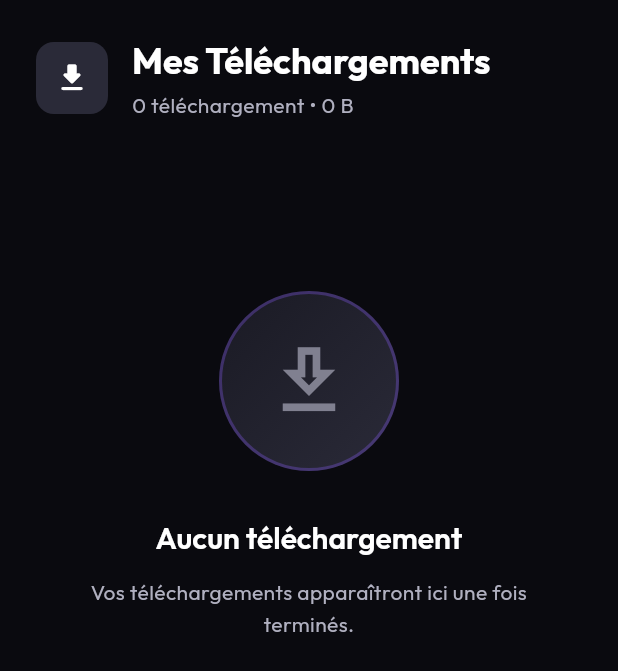
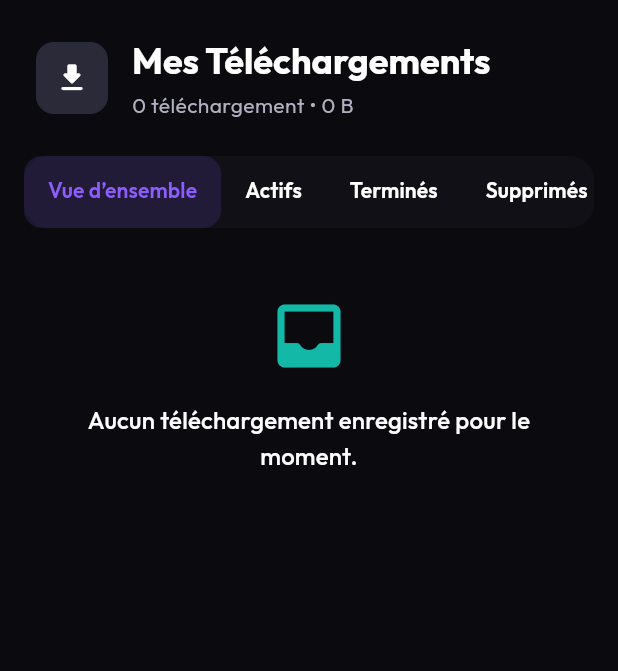
Before and after one commit to Starland9/LandFlix, a Flutter app: the DownloadsScreen screen opened by its route, on a phone screen of 412 x 824 dp. Shown: the top 671 px of the screen. Run offline on Flutter 3.47's test engine with Material 3 defaults, Android fonts, the light colour scheme and no system bars; our stand-ins replace auto_route, bloc, dio, equatable, flutter_bloc, google_fonts and 2 more; missing offline and left inert: background_downloader, uqload_downloader_dart; accounts and stored records are empty.

Commit message:
feat: Refactor l'écran des téléchargements pour intégrer une vue d'ensemble et des listes de téléchargements actifs, terminés et supprimés

```diff
--- /dev/null
+++ b/lib/src/logic/models/active_download_info.dart
@@ -0,0 +1,44 @@
+import 'package:background_downloader/background_downloader.dart' as bd;
+import 'package:uqload_downloader_dart/uqload_downloader_dart.dart';
+
+/// Modèle décrivant un téléchargement en cours géré par background_downloader.
+class ActiveDownloadInfo {
+  final String url;
+  final String title;
+  final double progress;
+  final bd.TaskStatus status;
+  final String? taskId;
+  final VideoInfo? videoInfo;
+  final bd.DownloadTask task;
+
+  const ActiveDownloadInfo({
+    required this.url,
+    required this.title,
+    required this.progress,
+    required this.status,
+    required this.taskId,
+    required this.videoInfo,
+    required this.task,
+  });
+
+  /// Crée une copie modifiée de l’instance.
+  ActiveDownloadInfo copyWith({
+    String? url,
+    String? title,
+    double? progress,
+    bd.TaskStatus? status,
+    String? taskId,
+    VideoInfo? videoInfo,
+    bd.DownloadTask? task,
+  }) {
+    return ActiveDownloadInfo(
+      url: url ?? this.url,
+      title: title ?? this.title,
+      progress: progress ?? this.progress,
+      status: status ?? this.status,
+      taskId: taskId ?? this.taskId,
+      videoInfo: videoInfo ?? this.videoInfo,
+      task: task ?? this.task,
+    );
+  }
+}
--- /dev/null
+++ b/lib/src/screens/downloads/components/downloads_overview_view.dart
@@ -0,0 +1,114 @@
+import 'package:flutter/material.dart';
+import 'package:french_stream_downloader/src/logic/models/download_item.dart';
+import 'package:french_stream_downloader/src/screens/downloads/components/active_download_card.dart';
+import 'package:french_stream_downloader/src/screens/downloads/components/download_card.dart';
+import 'package:french_stream_downloader/src/screens/downloads/components/section_header.dart';
+import 'package:french_stream_downloader/src/logic/models/active_download_info.dart';
+
+/// Vue d’ensemble mixant téléchargements actifs, terminés et supprimés.
+class DownloadsOverviewView extends StatelessWidget {
+  final List<ActiveDownloadInfo> activeDownloads;
+  final List<DownloadItem> completedDownloads;
+  final List<DownloadItem> deletedDownloads;
+  final ValueChanged<ActiveDownloadInfo> onCancelActive;
+  final ValueChanged<ActiveDownloadInfo>? onTogglePause;
+  final ValueChanged<DownloadItem> onOpenDownload;
+  final ValueChanged<DownloadItem> onDeleteDownload;
+
+  const DownloadsOverviewView({
+    super.key,
+    required this.activeDownloads,
+    required this.completedDownloads,
+    required this.deletedDownloads,
+    required this.onCancelActive,
+    required this.onOpenDownload,
+    required this.onDeleteDownload,
+    this.onTogglePause,
+  });
+
+  @override
+  Widget build(BuildContext context) {
+    return ListView(
+      physics: const AlwaysScrollableScrollPhysics(),
+      padding: EdgeInsets.zero,
+      children: [
+        if (activeDownloads.isNotEmpty) ...[
+          SectionHeader(
+            title: 'Téléchargements en cours',
+            count: activeDownloads.length,
+          ),
+          ...activeDownloads.map(
+            (download) => ActiveDownloadCard(
+              url: download.url,
+              status: download.status,
+              progress: download.progress,
+              title: download.title,
+              onCancel: () => onCancelActive(download),
+              onTogglePause: onTogglePause == null
+                  ? null
+                  : () => onTogglePause!(download),
+            ),
+          ),
+        ],
+        if (completedDownloads.isNotEmpty) ...[
+          SectionHeader(
+            title: 'Téléchargements terminés',
+            count: completedDownloads.length,
+          ),
+          ...completedDownloads.map(
+            (download) => DownloadCard(
+              download: download,
+              onOpen: () => onOpenDownload(download),
+              onDelete: () => onDeleteDownload(download),
+            ),
+          ),
+        ],
+        if (deletedDownloads.isNotEmpty) ...[
+          SectionHeader(
+            title: 'Téléchargements supprimés',
+            count: deletedDownloads.length,
+          ),
+          ...deletedDownloads.map(
+            (download) => DownloadCard(
+              download: download,
+              onOpen: () => onOpenDownload(download),
+              onDelete: () => onDeleteDownload(download),
+            ),
+          ),
+        ],
+        if (activeDownloads.isEmpty &&
+            completedDownloads.isEmpty &&
+            deletedDownloads.isEmpty)
+          const _OverviewEmptyState(),
+        const SizedBox(height: 24),
+      ],
+    );
+  }
+}
+
+class _OverviewEmptyState extends StatelessWidget {
+  const _OverviewEmptyState();
+
+  @override
+  Widget build(BuildContext context) {
+    return Padding(
+      padding: const EdgeInsets.all(32),
+      child: Column(
+        mainAxisSize: MainAxisSize.min,
+        children: [
+          Icon(
+            Icons.inbox_rounded,
+            size: 56,
+            color: Theme.of(context).colorScheme.secondary,
+          ),
+          const SizedBox(height: 16),
+          Text(
+            "Aucun téléchargement enregistré pour le moment.",
+            style: Theme.of(context).textTheme.titleMedium,
+            textAlign: TextAlign.center,
+          ),
+        ],
+      ),
+    );
+  }
+}
--- a/lib/src/screens/downloads/downloads_screen.dart
+++ b/lib/src/screens/downloads/downloads_screen.dart
@@ -4,16 +4,16 @@ import 'dart:developer' as dev;
 import 'package:auto_route/annotations.dart';
 import 'package:background_downloader/background_downloader.dart' as bd;
 import 'package:flutter/material.dart';
+import 'package:french_stream_downloader/src/logic/models/active_download_info.dart';
 import 'package:french_stream_downloader/src/logic/models/download_item.dart';
 import 'package:french_stream_downloader/src/logic/services/download_manager.dart';
 import 'package:french_stream_downloader/src/logic/services/download_stream_service.dart';
 import 'package:french_stream_downloader/src/logic/services/uqload_download_service.dart';
-import 'package:french_stream_downloader/src/screens/downloads/components/active_download_card.dart';
-import 'package:french_stream_downloader/src/screens/downloads/components/download_card.dart';
+import 'package:french_stream_downloader/src/screens/downloads/components/active_downloads_list.dart';
+import 'package:french_stream_downloader/src/screens/downloads/components/download_items_list.dart';
 import 'package:french_stream_downloader/src/screens/downloads/components/downloads_header.dart';
-import 'package:french_stream_downloader/src/screens/downloads/components/empty_state.dart';
+import 'package:french_stream_downloader/src/screens/downloads/components/downloads_overview_view.dart';
 import 'package:french_stream_downloader/src/screens/downloads/components/loading_state.dart';
-import 'package:french_stream_downloader/src/screens/downloads/components/section_header.dart';
 import 'package:uqload_downloader_dart/uqload_downloader_dart.dart';
 
 @RoutePage()
@@ -28,47 +28,35 @@ class _DownloadsScreenState extends State<DownloadsScreen>
     with SingleTickerProviderStateMixin {
   late final DownloadManager _downloadManager;
   late final StreamSubscription<bd.TaskUpdate> _downloadSubscription;
-  late final AnimationController _emptyAnimationController;
-  late final Animation<double> _emptyFadeAnimation;
+  late final TabController _tabController;
 
-  final Map<String, _ActiveDownloadInfo> _activeDownloads = {};
+  final Map<String, ActiveDownloadInfo> _activeDownloads = {};
   final Map<String, VideoInfo> _videoInfoCache = {};
   final Map<String, Future<VideoInfo?>> _videoInfoRequests = {};
 
   bool _isLoading = true;
-  bool _isEmpty = false;
 
   @override
   void initState() {
     super.initState();
     _downloadManager = DownloadManager.instance;
+    _tabController = TabController(length: 4, vsync: this);
 
-    _emptyAnimationController = AnimationController(
-      vsync: this,
-      duration: const Duration(milliseconds: 500),
-    );
-    _emptyFadeAnimation = CurvedAnimation(
-      parent: _emptyAnimationController,
-      curve: Curves.easeInOut,
-    );
-
-    _downloadManager.downloadsNotifier.addListener(_updateEmptyState);
     _downloadSubscription = DownloadStreamService.instance.updates.listen(
       _handleTaskUpdate,
     );
 
     _loadInitialData();
-    WidgetsBinding.instance.addPostFrameCallback((_) => _updateEmptyState());
   }
 
   @override
   void dispose() {
-    _downloadManager.downloadsNotifier.removeListener(_updateEmptyState);
     _downloadSubscription.cancel();
-    _emptyAnimationController.dispose();
+    _tabController.dispose();
     super.dispose();
   }
 
+  /// Charge l'état initial du gestionnaire et synchronise les tâches actives.
   Future<void> _loadInitialData() async {
     setState(() {
       _isLoading = true;
@@ -82,16 +70,15 @@ class _DownloadsScreenState extends State<DownloadsScreen>
     setState(() {
       _isLoading = false;
     });
-
-    _updateEmptyState();
   }
 
+  /// Synchronise les tâches en cours depuis le plugin natif.
   Future<void> _syncActiveDownloads() async {
     try {
       final tasks = await bd.FileDownloader().allTasks();
       if (!mounted) return;
 
-      final Map<String, _ActiveDownloadInfo> updated = {};
+      final Map<String, ActiveDownloadInfo> updated = {};
 
       for (final task in tasks) {
         if (task is! bd.DownloadTask) continue;
@@ -101,7 +88,7 @@ class _DownloadsScreenState extends State<DownloadsScreen>
         if (url.isEmpty) continue;
 
         final existing = _activeDownloads[url];
-        final info = _ActiveDownloadInfo(
+        final info = ActiveDownloadInfo(
           url: url,
           title: existing?.title ?? _titleFromTask(downloadTask),
           progress: existing?.progress ?? 0,
@@ -131,6 +118,7 @@ class _DownloadsScreenState extends State<DownloadsScreen>
     }
   }
 
+  /// Gère les mises à jour de tâches remontées par le service d'arrière-plan.
   void _handleTaskUpdate(bd.TaskUpdate update) {
     final task = update.task;
     if (task is! bd.DownloadTask) return;
@@ -170,6 +158,7 @@ class _DownloadsScreenState extends State<DownloadsScreen>
     }
   }
 
+  /// Insère ou met à jour un téléchargement actif suivi par l'interface.
   void _upsertActiveDownload({
     required String url,
     required bd.DownloadTask task,
@@ -183,9 +172,9 @@ class _DownloadsScreenState extends State<DownloadsScreen>
     );
 
     setState(() {
-      _activeDownloads[url] =
+      final next =
           (existing ??
-                  _ActiveDownloadInfo(
+                  ActiveDownloadInfo(
                     url: url,
                     title: _titleFromTask(task),
                     progress: 0,
@@ -196,22 +185,22 @@ class _DownloadsScreenState extends State<DownloadsScreen>
                   ))
               .copyWith(
                 progress: normalizedProgress,
-                status: status ?? existing?.status,
+                status: status ?? existing?.status ?? bd.TaskStatus.enqueued,
                 taskId: task.taskId,
                 task: task,
               );
+
+      _activeDownloads[url] = next;
     });
 
     if (existing?.videoInfo == null) {
       _ensureVideoInfo(url);
     }
-
-    _updateEmptyState();
   }
 
+  /// Supprime un téléchargement actif de la carte locale.
   void _removeActiveDownload(String url) {
     if (!_activeDownloads.containsKey(url)) {
-      _updateEmptyState();
       return;
     }
 
@@ -219,10 +208,9 @@ class _DownloadsScreenState extends State<DownloadsScreen>
     setState(() {
       _activeDownloads.remove(url);
     });
-
-    _updateEmptyState();
   }
 
+  /// Enregistre un téléchargement complété dans la base puis nettoie l'état actif.
   Future<void> _onTaskCompleted(bd.DownloadTask task, String url) async {
     final entry = _activeDownloads[url];
 
@@ -257,6 +245,7 @@ class _DownloadsScreenState extends State<DownloadsScreen>
     _removeActiveDownload(url);
   }
 
+  /// Garantit que les métadonnées vidéo sont disponibles en mémoire.
   Future<VideoInfo?> _ensureVideoInfo(String url) {
     if (_videoInfoCache.containsKey(url)) {
       return Future.value(_videoInfoCache[url]);
@@ -297,6 +286,7 @@ class _DownloadsScreenState extends State<DownloadsScreen>
     return future;
   }
 
+  /// Récupère les métadonnées vidéo auprès du service UQLoad.
   Future<VideoInfo?> _fetchVideoInfo(String url) async {
     try {
       return await UQLoadDownloadService.getVideoInfo(url);
@@ -310,6 +300,7 @@ class _DownloadsScreenState extends State<DownloadsScreen>
     }
   }
 
+  /// Formate un titre lisible à partir du nom de fichier de la tâche.
   String _titleFromTask(bd.DownloadTask task) {
     String filename = task.filename;
     if (filename.isEmpty) {
@@ -321,6 +312,7 @@ class _DownloadsScreenState extends State<DownloadsScreen>
     return formatted.isEmpty ? 'Téléchargement' : formatted;
   }
 
+  /// Construit le chemin complet du fichier téléchargé.
   String? _resolveFilePath(bd.DownloadTask task) {
     final directory = task.directory;
     final filename = task.filename;
@@ -336,6 +328,7 @@ class _DownloadsScreenState extends State<DownloadsScreen>
     return '$normalizedDirectory/$filename';
   }
 
+  /// Rafraîchit simultanément la liste locale et les tâches actives.
   Future<void> _handleRefresh() async {
     await Future.wait([
       _downloadManager.refreshFileStatus(),
@@ -343,15 +336,16 @@ class _DownloadsScreenState extends State<DownloadsScreen>
     ]);
   }
 
+  /// Supprime définitivement les enregistrements marqués comme supprimés.
   Future<void> _cleanupDeletedDownloads() async {
     await _downloadManager.cleanupDeletedDownloads();
     if (!mounted) return;
     ScaffoldMessenger.of(context).showSnackBar(
       const SnackBar(content: Text('Téléchargements supprimés nettoyés.')),
     );
-    _updateEmptyState();
   }
 
+  /// Tente d'ouvrir un fichier téléchargé via le gestionnaire natif.
   Future<void> _openDownload(DownloadItem download) async {
     if (!download.fileExists) {
       if (!mounted) return;
@@ -372,6 +366,7 @@ class _DownloadsScreenState extends State<DownloadsScreen>
     }
   }
 
+  /// Supprime un téléchargement persisté puis affiche une notification.
   Future<void> _deleteDownload(DownloadItem download) async {
     await _downloadManager.removeDownload(download.id);
     if (!mounted) return;
@@ -384,10 +379,10 @@ class _DownloadsScreenState extends State<DownloadsScreen>
         ),
       ),
     );
-    _updateEmptyState();
   }
 
-  Future<void> _togglePauseResume(_ActiveDownloadInfo info) async {
+  /// Met en pause ou reprend un téléchargement actif si supporté.
+  Future<void> _togglePauseResume(ActiveDownloadInfo info) async {
     if (info.status != bd.TaskStatus.running &&
         info.status != bd.TaskStatus.paused) {
       return;
@@ -436,6 +431,7 @@ class _DownloadsScreenState extends State<DownloadsScreen>
     }
   }
 
+  /// Annule un téléchargement actif côté natif et nettoie l'état local.
   Future<void> _cancelActiveDownload(String url) async {
     await UQLoadDownloadService.stopBackgroundDownload(url);
     if (!mounted) return;
@@ -445,46 +441,54 @@ class _DownloadsScreenState extends State<DownloadsScreen>
     _removeActiveDownload(url);
   }
 
-  void _updateEmptyState() {
-    final downloads = _downloadManager.downloadsNotifier.value;
-    final shouldBeEmpty =
-        !_isLoading && downloads.isEmpty && _activeDownloads.isEmpty;
-
-    if (shouldBeEmpty == _isEmpty) {
-      if (shouldBeEmpty) {
-        _emptyAnimationController.forward();
-      } else {
-        _emptyAnimationController.reverse();
-      }
-      return;
+  /// Construit un onglet enveloppé dans un `RefreshIndicator`.
+  Widget _buildRefreshableTab(Widget child) {
+    return RefreshIndicator(onRefresh: _handleRefresh, child: child);
   }
 
-    if (!mounted) return;
-
-    setState(() {
-      _isEmpty = shouldBeEmpty;
-    });
-
-    if (_isEmpty) {
-      _emptyAnimationController.forward();
-    } else {
-      _emptyAnimationController.reverse();
+  /// Retourne un poids de tri pour un statut de tâche donné.
+  int _statusPriority(bd.TaskStatus status) {
+    switch (status) {
+      case bd.TaskStatus.running:
+        return 0;
+      case bd.TaskStatus.paused:
+        return 1;
+      case bd.TaskStatus.enqueued:
+        return 2;
+      default:
+        return 3;
     }
   }
 
   @override
   Widget build(BuildContext context) {
     return Scaffold(
-      body: ValueListenableBuilder<List<DownloadItem>>(
+      body: SafeArea(
+        child: ValueListenableBuilder<List<DownloadItem>>(
           valueListenable: _downloadManager.downloadsNotifier,
-        builder: (context, downloads, child) {
-          final activeDownloads = _activeDownloads.values.toList();
-          final completedDownloads = downloads
+          builder: (context, downloads, _) {
+            final activeDownloads = _activeDownloads.values.toList()
+              ..sort((a, b) {
+                final priorityComparison = _statusPriority(
+                  a.status,
+                ).compareTo(_statusPriority(b.status));
+                if (priorityComparison != 0) {
+                  return priorityComparison;
+                }
+                return a.title.toLowerCase().compareTo(b.title.toLowerCase());
+              });
+
+            final completedDownloads =
+                downloads
                     .where((item) => item.status == DownloadStatus.completed)
-              .toList();
-          final deletedDownloads = downloads
+                    .toList()
+                  ..sort((a, b) => b.downloadDate.compareTo(a.downloadDate));
+
+            final deletedDownloads =
+                downloads
                     .where((item) => item.status == DownloadStatus.deleted)
-              .toList();
+                    .toList()
+                  ..sort((a, b) => b.downloadDate.compareTo(a.downloadDate));
 
             final totalBytes = completedDownloads.fold<int>(
               0,
@@ -494,154 +498,129 @@ class _DownloadsScreenState extends State<DownloadsScreen>
                 ? UQLoadDownloadService.formatFileSize(totalBytes)
                 : '0 B';
 
-          if (_isLoading) {
-            return const LoadingState();
-          }
-
-          if (_isEmpty) {
-            return RefreshIndicator(
-              onRefresh: _handleRefresh,
-              child: ListView(
-                physics: const AlwaysScrollableScrollPhysics(),
-                children: [
-                  DownloadsHeader(
-                    isLoading: false,
+            final header = DownloadsHeader(
+              isLoading: _isLoading,
               activeDownloadsCount: activeDownloads.length,
               completedDownloadsCount: completedDownloads.length,
               totalSize: totalSize,
               onCleanUp: _cleanupDeletedDownloads,
               canCleanUp: deletedDownloads.isNotEmpty,
+            );
+
+            if (_isLoading) {
+              return Column(
+                crossAxisAlignment: CrossAxisAlignment.stretch,
+                children: [
+                  header,
+                  const Expanded(child: LoadingState()),
+                ],
+              );
+            }
+
+            return Column(
+              crossAxisAlignment: CrossAxisAlignment.stretch,
+              children: [
+                header,
+                Padding(
+                  padding: const EdgeInsets.symmetric(horizontal: 16),
+                  child: Container(
+                    decoration: BoxDecoration(
+                      color: Theme.of(
+                        context,
+                      ).colorScheme.surfaceContainerHighest.withOpacity(0.35),
+                      borderRadius: BorderRadius.circular(16),
                     ),
-                  SizedBox(
-                    height: MediaQuery.of(context).size.height * 0.5,
-                    child: EmptyState(fadeAnimation: _emptyFadeAnimation),
+                    child: _buildTabBar(context),
+                  ),
+                ),
+                const SizedBox(height: 12),
+                Expanded(
+                  child: TabBarView(
+                    controller: _tabController,
+                    children: [
+                      _buildRefreshableTab(
+                        DownloadsOverviewView(
+                          activeDownloads: activeDownloads,
+                          completedDownloads: completedDownloads,
+                          deletedDownloads: deletedDownloads,
+                          onCancelActive: (info) =>
+                              unawaited(_cancelActiveDownload(info.url)),
+                          onTogglePause: (info) =>
+                              unawaited(_togglePauseResume(info)),
+                          onOpenDownload: (download) =>
+                              unawaited(_openDownload(download)),
+                          onDeleteDownload: (download) =>
+                              unawaited(_deleteDownload(download)),
+                        ),
+                      ),
+                      _buildRefreshableTab(
+                        ActiveDownloadsList(
+                          downloads: activeDownloads,
+                          onCancel: (info) =>
+                              unawaited(_cancelActiveDownload(info.url)),
+                          onTogglePause: (info) =>
+                              unawaited(_togglePauseResume(info)),
+                        ),
+                      ),
+                      _buildRefreshableTab(
+                        DownloadItemsList(
+                          downloads: completedDownloads,
+                          onOpen: (download) =>
+                              unawaited(_openDownload(download)),
+                          onDelete: (download) =>
+                              unawaited(_deleteDownload(download)),
+                          emptyLabel:
+                              'Aucun téléchargement terminé pour le moment.',
+                          emptyIcon: Icons.save_alt_rounded,
+                        ),
+                      ),
+                      _buildRefreshableTab(
+                        DownloadItemsList(
+                          downloads: deletedDownloads,
+                          onOpen: (download) =>
+                              unawaited(_openDownload(download)),
+                          onDelete: (download) =>
+                              unawaited(_deleteDownload(download)),
+                          emptyLabel:
+                              'Aucun téléchargement supprimé à afficher.',
+                          emptyIcon: Icons.delete_sweep_rounded,
+                        ),
                       ),
                     ],
                   ),
+                ),
+              ],
             );
-          }
-
-          final List<Widget> children = [
-            DownloadsHeader(
-              isLoading: false,
-              activeDownloadsCount: activeDownloads.length,
-              completedDownloadsCount: completedDownloads.length,
-              totalSize: totalSize,
-              onCleanUp: _cleanupDeletedDownloads,
-              canCleanUp: deletedDownloads.isNotEmpty,
-            ),
-          ];
-
-          if (activeDownloads.isNotEmpty) {
-            children
-              ..add(
-                SectionHeader(
-                  title: 'Téléchargements en cours',
-                  count: activeDownloads.length,
-                ),
-              )
-              ..addAll(
-                activeDownloads.map(
-                  (active) => ActiveDownloadCard(
-                    url: active.url,
-                    status: active.status,
-                    progress: active.progress,
-                    title: active.title,
-                    onCancel: () => _cancelActiveDownload(active.url),
-                    onTogglePause: () => _togglePauseResume(active),
+          },
         ),
       ),
     );
   }
 
-          if (completedDownloads.isNotEmpty) {
-            children
-              ..add(
-                SectionHeader(
-                  title: 'Téléchargements terminés',
-                  count: completedDownloads.length,
+  TabBar _buildTabBar(BuildContext context) {
+    return TabBar(
+      controller: _tabController,
+      isScrollable: true,
+      tabAlignment: TabAlignment.start,
+      labelPadding: const EdgeInsets.symmetric(horizontal: 16),
+      indicator: BoxDecoration(
+        color: Theme.of(context).colorScheme.primary.withOpacity(0.14),
+        borderRadius: BorderRadius.circular(12),
       ),
-              )
-              ..addAll(
-                completedDownloads.map(
-                  (download) => DownloadCard(
-                    download: download,
-                    onOpen: () => _openDownload(download),
-                    onDelete: () => _deleteDownload(download),
-                  ),
-                ),
-              );
-          }
-
-          if (deletedDownloads.isNotEmpty) {
-            children
-              ..add(
-                SectionHeader(
-                  title: 'Téléchargements supprimés',
-                  count: deletedDownloads.length,
-                ),
-              )
-              ..addAll(
-                deletedDownloads.map(
-                  (download) => DownloadCard(
-                    download: download,
-                    onOpen: () => _openDownload(download),
-                    onDelete: () => _deleteDownload(download),
-                  ),
-                ),
-              );
-          }
-
-          return RefreshIndicator(
-            onRefresh: _handleRefresh,
-            child: ListView(
-              physics: const AlwaysScrollableScrollPhysics(),
-              padding: EdgeInsets.zero,
-              children: children,
-            ),
-          );
-        },
-      ),
+      indicatorSize: TabBarIndicatorSize.tab,
+      dividerColor: Colors.transparent,
+      labelColor: Theme.of(context).colorScheme.primary,
+      unselectedLabelColor: Theme.of(context).colorScheme.onSurfaceVariant,
+      labelStyle: Theme.of(
+        context,
+      ).textTheme.labelLarge?.copyWith(fontWeight: FontWeight.w600),
+      splashBorderRadius: BorderRadius.circular(12),
+      tabs: const [
+        Tab(text: 'Vue d’ensemble'),
+        Tab(text: 'Actifs'),
+        Tab(text: 'Terminés'),
+        Tab(text: 'Supprimés'),
+      ],
     );
   }
 }
-
-class _ActiveDownloadInfo {
-  final String url;
-  final String title;
-  final double progress;
-  final bd.TaskStatus status;
-  final String? taskId;
-  final VideoInfo? videoInfo;
-  final bd.DownloadTask task;
-
-  const _ActiveDownloadInfo({
-    required this.url,
-    required this.title,
-    required this.progress,
-    required this.status,
-    required this.taskId,
-    required this.videoInfo,
-    required this.task,
-  });
-
-  _ActiveDownloadInfo copyWith({
-    String? url,
-    String? title,
-    double? progress,
-    bd.TaskStatus? status,
-    String? taskId,
-    VideoInfo? videoInfo,
-    bd.DownloadTask? task,
-  }) {
-    return _ActiveDownloadInfo(
-      url: url ?? this.url,
-      title: title ?? this.title,
-      progress: progress ?? this.progress,
-      status: status ?? this.status,
-      taskId: taskId ?? this.taskId,
-      videoInfo: videoInfo ?? this.videoInfo,
-      task: task ?? this.task,
-    );
-  }
-}
```
Also changed, not shown: lib/src/screens/downloads/components/active_downloads_list.dart (added, +82 -0 lines), lib/src/screens/downloads/components/download_items_list.dart (added, +80 -0 lines). Lines whose indentation alone changed are shown as unchanged.
